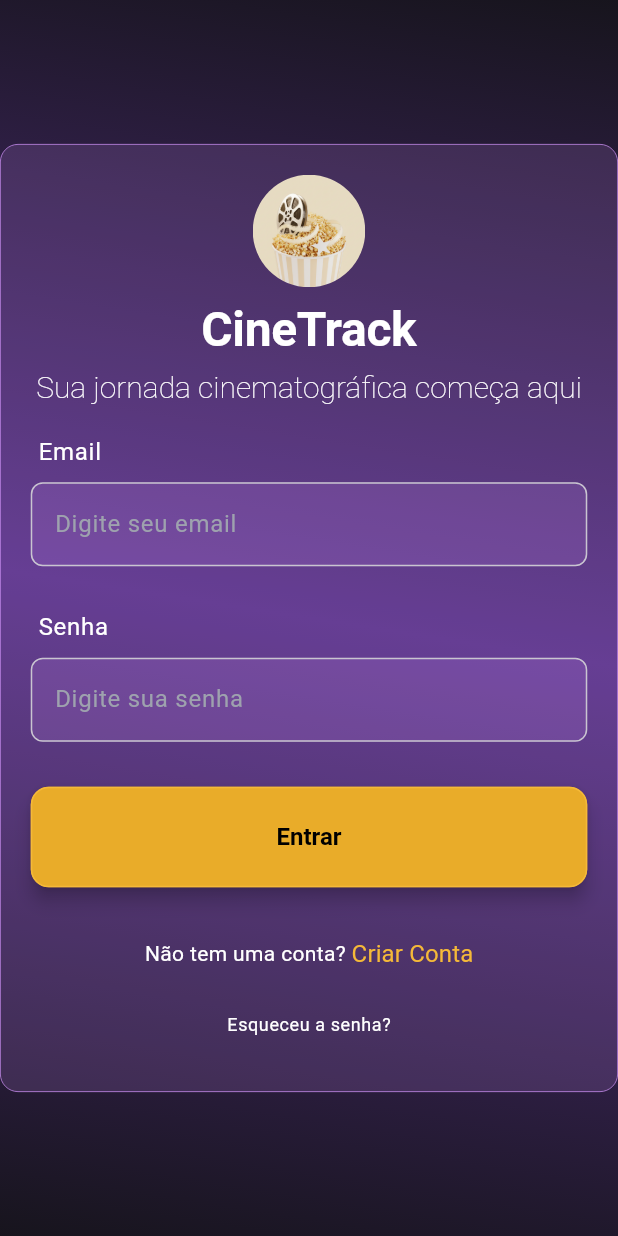
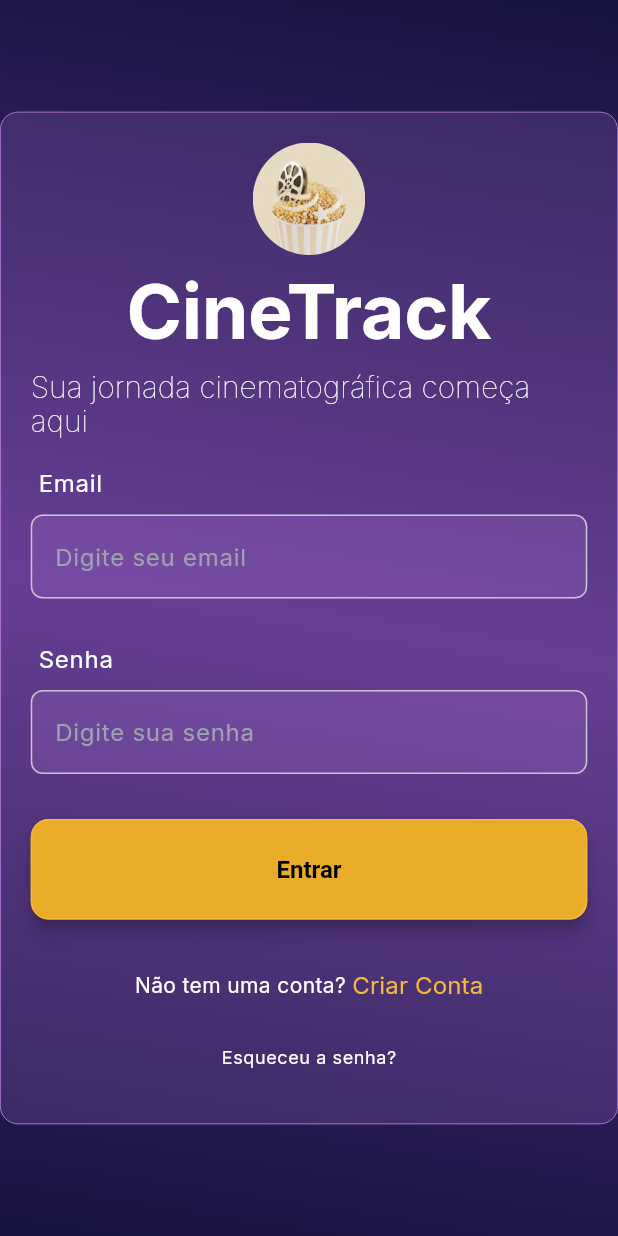
Before and after one commit to laisvarela/CineTrack_Web, a Flutter app: the screen it shows after launch, on a phone screen of 412 x 824 dp. Run offline on Flutter 3.47's test engine with Material 3 defaults, Android fonts, the phone set to English and light mode, and no system bars; our stand-ins replace cloud_firestore, firebase_auth, firebase_core, flutter_dotenv, flutter_riverpod, google_fonts; accounts and stored records are empty; generated files the repository leaves out were written again.

Commit message:
:sparkles: feat: customização da fonte de texto e do tema de icon no web_theme; implementação do primeiro container na home_screen

```diff
--- a/cinetrack/lib/theme/web_theme.dart
+++ b/cinetrack/lib/theme/web_theme.dart
@@ -9,6 +9,7 @@ class WebTheme {
       brightness: Brightness.dark,
       primary: Colors.white,
       secondary: Color(0xFF361d57),
+      surface: Color.fromARGB(255, 18, 16, 58),
     );
 
     // define o textTheme usando uma fonte do Google Fonts
@@ -17,7 +18,7 @@ class WebTheme {
           //personaliza estilos especificos
           displayLarge: const TextStyle(
             fontWeight: FontWeight.bold,
-            fontSize: 32,
+            fontSize: 50,
             color: Colors.white,
           ),
           displayMedium: const TextStyle(
@@ -46,7 +47,8 @@ class WebTheme {
       colorScheme: colorScheme,
       textTheme: textTheme,
       scaffoldBackgroundColor: colorScheme.primary,
-
+      useMaterial3: true,
+      fontFamily: GoogleFonts.inter().fontFamily,
       elevatedButtonTheme: ElevatedButtonThemeData(
         style: ElevatedButton.styleFrom(
           elevation: 5,
@@ -90,6 +92,11 @@ class WebTheme {
         titleTextStyle: textTheme.displayLarge?.copyWith(color: Colors.white),
         contentTextStyle: textTheme.bodyLarge?.copyWith(color: Colors.white70),
       ),
+      iconTheme: IconThemeData(
+        color: Colors.amber,
+        size: 20,
+      )
+
     );
   }
 }
```
Also changed, not shown: cinetrack/lib/features/home/home_screen.dart (+72 -0 lines). Lines whose indentation alone changed are shown as unchanged.
